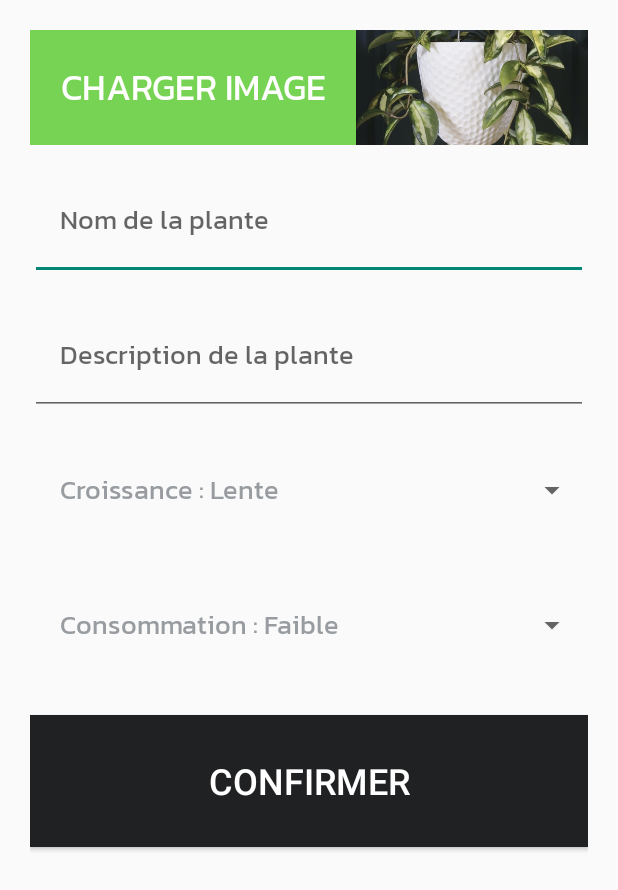
After one commit to Dianavi22/NaturEmoi, an Android app: the layout fragment_add_plant.xml on its own in the app's theme, with its tools: preview values and no code run, on a phone screen of 412 x 824 dp. The commit adds this screen. Shown: the top 890 px of the screen. Run offline under Robolectric (Android 15) with nearby library versions, the phone set to English and light mode, and no system bars.

Commit message:
Ajout de l'ajout de plante et de l'icone

```diff
--- a/app/build.gradle
+++ b/app/build.gradle
@@ -40,6 +40,7 @@ dependencies {
     implementation 'androidx.constraintlayout:constraintlayout:2.0.4'
     implementation 'com.github.bumptech.glide:glide:4.13.1'
     implementation 'com.google.firebase:firebase-database:20.0.4'
+    implementation 'com.google.firebase:firebase-storage:20.0.1'
     testImplementation 'junit:junit:4.13.2'
     androidTestImplementation 'androidx.test.ext:junit:1.1.3'
     androidTestImplementation 'androidx.test.espresso:espresso-core:3.4.0'
--- a/app/src/main/AndroidManifest.xml
+++ b/app/src/main/AndroidManifest.xml
@@ -7,9 +7,9 @@
 
     <application
         android:allowBackup="true"
-        android:icon="@mipmap/ic_launcher"
+        android:icon="@drawable/plante"
         android:label="@string/app_name"
-        android:roundIcon="@mipmap/ic_launcher_round"
+        android:roundIcon="@drawable/plante"
         android:supportsRtl="true"
         android:theme="@style/Theme.NatureCollection">
         <activity
--- a/app/src/main/java/fr/jado/naturecollection/PlantModel.kt
+++ b/app/src/main/java/fr/jado/naturecollection/PlantModel.kt
@@ -5,5 +5,7 @@ class PlantModel(
     val name: String = "Tulipe",
     val description : String = "Petite description",
     val imageUrl : String = "http://graven.yt/plante.jpg",
+    val grow: String = "Faible",
+    val water: String = "Moyenne",
     var liked: Boolean = false,
 )
--- a/app/src/main/java/fr/jado/naturecollection/adapter/PlantAdapter.kt
+++ b/app/src/main/java/fr/jado/naturecollection/adapter/PlantAdapter.kt
@@ -77,7 +77,7 @@ class PlantAdapter(
         //interraction lors du clic sur une plante
         holder.itemView.setOnClickListener{
             //afficher la popup
-            PlantPopup(this).show()
+            PlantPopup(this, currentPlant).show()
         }
 
 
--- a/app/src/main/java/fr/jado/naturecollection/fragments/HomeFragment.kt
+++ b/app/src/main/java/fr/jado/naturecollection/fragments/HomeFragment.kt
@@ -22,11 +22,11 @@ class HomeFragment(private val context: MainActivity) : Fragment(){
 
         //recuperer le premier recyclerview
         val horizontalRecyclerView = view.findViewById<RecyclerView>(R.id.horizontal_recycler_view)
-        horizontalRecyclerView.adapter = PlantAdapter(context, plantList, R.layout.item_horizontal_plant)
+        horizontalRecyclerView.adapter = PlantAdapter(context, plantList.filter { !it.liked }, R.layout.item_horizontal_plant)
 
         //recuperer le second recyclerview
         val verticalRecyclerView = view.findViewById<RecyclerView>(R.id.vertical_recycler_view)
-        verticalRecyclerView.adapter = PlantAdapter(context, plantList, R.layout.item_vertical_plante)
+        verticalRecyclerView.adapter = PlantAdapter(context, plantList.filter { !it.liked }, R.layout.item_vertical_plante)
 verticalRecyclerView.addItemDecoration(PlantItemDecoration())
 
         return view
--- /dev/null
+++ b/app/src/main/res/drawable/bottom_nav_color.xml
@@ -0,0 +1,5 @@
+<?xml version="1.0" encoding="utf-8"?>
+<selector xmlns:android="http://schemas.android.com/apk/res/android">
+<item android:state_checked="true" android:color="@color/darkGray"/>
+    <item android:state_checked="false" android:color="@color/white"/>
+</selector>
--- /dev/null
+++ b/app/src/main/res/layout/fragment_add_plant.xml
@@ -0,0 +1,78 @@
+<?xml version="1.0" encoding="utf-8"?>
+<LinearLayout xmlns:android="http://schemas.android.com/apk/res/android"
+    android:orientation="vertical"
+    android:layout_width="match_parent"
+    android:layout_height="match_parent"
+    android:layout_margin="@dimen/default_margin">
+
+    <LinearLayout
+        android:layout_width="match_parent"
+        android:layout_height="wrap_content">
+
+        <Button
+            android:id="@+id/upload_button"
+            android:layout_width="wrap_content"
+            android:layout_height="wrap_content"
+            android:text="@string/add_plante_page_upload_button"
+            android:background="@color/green"
+            style="@style/TitleTextStyle"
+            android:textColor="@color/white"
+
+            android:padding="@dimen/default_margin"/>
+
+        <ImageView
+            android:id="@+id/preview_image"
+            android:layout_width="wrap_content"
+            android:layout_height="match_parent"
+            android:scaleType="centerCrop"
+            android:src="@drawable/trending1"/>
+
+
+    </LinearLayout>
+
+    <EditText
+        android:id="@+id/name_input"
+        android:layout_width="match_parent"
+        android:layout_height="80dp"
+        android:hint="@string/add_plante_page_name_input"
+        style="@style/DefaultTextStyle"
+        android:paddingLeft="@dimen/default_margin"
+        android:layout_marginTop="@dimen/item_margin"/>
+
+    <EditText
+        android:id="@+id/description_input"
+        android:layout_width="match_parent"
+        android:layout_height="80dp"
+        android:layout_marginTop="@dimen/item_margin"
+        android:hint="@string/add_plante_page_description_input"
+        style="@style/DefaultTextStyle"
+        android:paddingLeft="@dimen/default_margin"/>
+
+    <Spinner
+        android:id="@+id/grow_spinner"
+        android:layout_width="match_parent"
+        android:layout_height="80dp"
+        android:layout_marginTop="@dimen/item_margin"
+        android:entries="@array/add_plante_page_grow_spinner_input"
+        android:paddingLeft="@dimen/default_margin"/>
+
+    <Spinner
+        android:id="@+id/water_spinner"
+        android:layout_width="match_parent"
+        android:layout_height="80dp"
+        android:layout_marginTop="@dimen/item_margin"
+        android:entries="@array/add_plante_page_watter_spinner_input"
+        android:paddingLeft="@dimen/default_margin"/>
+
+
+    <Button
+        android:id="@+id/confirm_button"
+        android:layout_width="match_parent"
+        android:layout_height="88dp"
+        android:background="@color/darkGray"
+        android:text="@string/add_plante_page_confirm_button"
+        android:textSize="24dp"
+        android:textColor="@color/white"
+        android:layout_marginTop="@dimen/default_margin"/>
+
+</LinearLayout>
--- a/app/src/main/res/values/strings.xml
+++ b/app/src/main/res/values/strings.xml
@@ -1,5 +1,9 @@
 <resources>
     <string name="app_name">Nature Emoi</string>
+
+    <string name="bottom_home_item">Accueil</string>
+    <string name="bottom_collection_item">Collection</string>
+    <string name="bottom_add_plant_item">Ajouter</string>
 
     <!-- Page d'accueil -->
     <string name="home_page_title">A découvrir</string>
@@ -14,17 +18,17 @@
     <string name="add_plante_page_name_input">@string/item_page_plante_name</string>
     <string name="add_plante_page_description_input">@string/item_page_plante_description</string>
 
-    <string name="add_plante_page_grow_spinner_input">
+    <array name="add_plante_page_grow_spinner_input">
         <item>Croissance : Lente</item>
          <item>Croissance : Moyenne</item>
          <item>Croissance : Rapide</item>
-    </string>
+    </array>
 
-    <string name="add_plante_page_watter_spinner_input">
+    <array name="add_plante_page_watter_spinner_input">
         <item>Consommation : Faible</item>
       <item>Consommation : Moyenne</item>
-        <item>Consommation : Elevee</item>
-    </string>
+        <item>Consommation : Elevée</item>
+    </array>
 
     <string name="add_plante_page_confirm_button">Confirmer</string>
 
--- a/build.gradle
+++ b/build.gradle
@@ -1,6 +1,6 @@
 buildscript {
     dependencies {
-        classpath 'com.google.gms:google-services:4.3.3'
+        classpath 'com.google.gms:google-services:4.3.10'
     }
 }// Top-level build file where you can add configuration options common to all sub-projects/modules.
 plugins {
```
Also changed, not shown: app/src/main/java/fr/jado/naturecollection/MainActivity.kt (+37 -3 lines), app/src/main/java/fr/jado/naturecollection/PlantPopup.kt (+77 -1 lines), app/src/main/java/fr/jado/naturecollection/PlantRepository.kt (+50 -1 lines), app/src/main/java/fr/jado/naturecollection/fragments/AddPlantFragment.kt (added, +102 -0 lines), app/src/main/java/fr/jado/naturecollection/fragments/CollectionFragment.kt (added, +37 -0 lines), app/src/main/res/layout/activity_main.xml (+13 -0 lines), app/src/main/res/layout/fragment_collection.xml (added, +15 -0 lines), app/src/main/res/layout/popup_plant_details.xml (+13 -13 lines), app/src/main/res/menu/bottum_navigation_menu.xml (added, +19 -0 lines), app/src/main/res/values/themes.xml (+15 -0 lines), app/src/main/res/drawable/plante.png (added).
